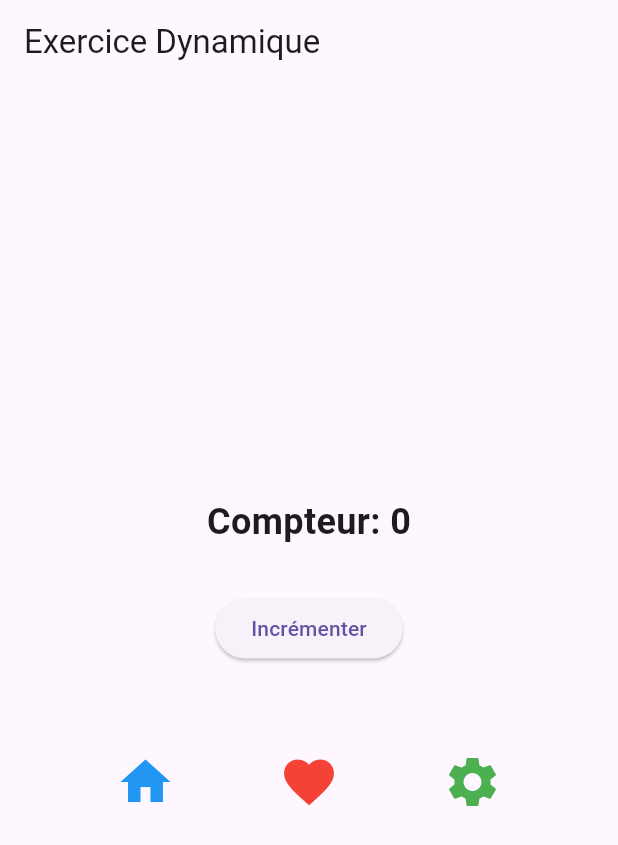
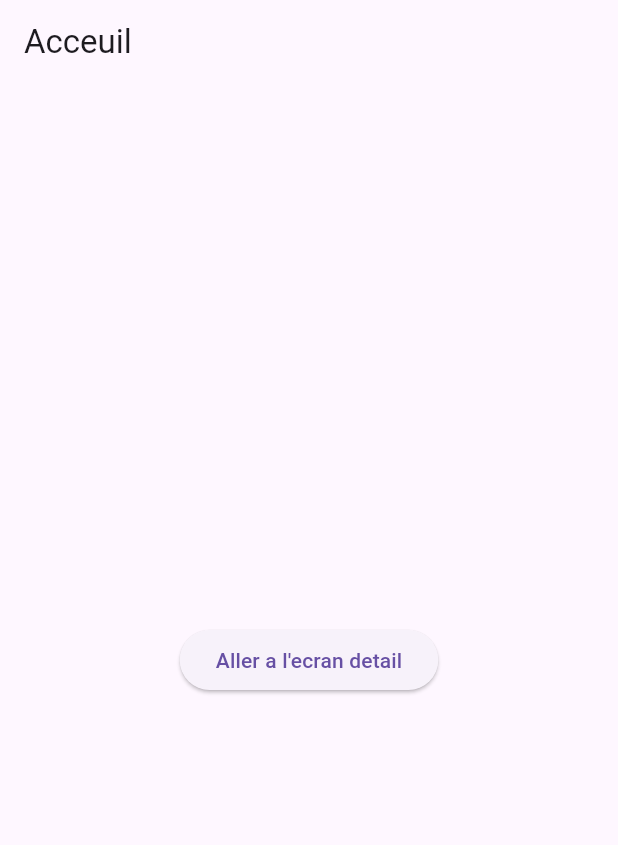
Before and after one commit to abdellahkaba/app-mobile, a Flutter app: the screen it shows after launch, on a phone screen of 412 x 824 dp. Shown: the top 845 px of the screen. Run offline on Flutter 3.47's test engine with Material 3 defaults, Android fonts, the phone set to English and light mode, and no system bars.

Commit message:
Ajout de la navigation entre HomeScreen et DetailScreen

```diff
--- a/lib/main.dart
+++ b/lib/main.dart
@@ -9,85 +9,61 @@ class MyApp extends StatelessWidget {
 
   @override
   Widget build(BuildContext context) {
-    return MaterialApp(
-      debugShowCheckedModeBanner: false,
-      home: WidgetPracticeScreen(),
+    return MaterialApp(debugShowCheckedModeBanner: false, home: HomeScreen());
+  }
+}
+
+class HomeScreen extends StatelessWidget {
+  const HomeScreen({super.key});
+
+  @override
+  Widget build(BuildContext context) {
+    return Scaffold(
+      appBar: AppBar(title: Text('Acceuil')),
+      body: Center(
+        child: ElevatedButton(
+          onPressed: () {
+            Navigator.push(
+              context,
+              MaterialPageRoute(
+                builder:
+                    (context) => DetailScreen(
+                      message: "Bonjour depuis l'ecran principal",
+                    ),
+              ),
+            );
+          },
+          child: Text("Aller a l'ecran detail"),
+        ),
+      ),
     );
   }
 }
 
-class WidgetPracticeScreen extends StatefulWidget {
-  const WidgetPracticeScreen({super.key});
+class DetailScreen extends StatelessWidget {
+  final String message;
 
-  @override
-  State<WidgetPracticeScreen> createState() => _WidgetPracticeScreenState();
-}
-
-class _WidgetPracticeScreenState extends State<WidgetPracticeScreen> {
-  int _counter = 0;
-  Color _iconColor1 = Colors.blue;
-  Color _iconColor2 = Colors.red;
-  Color _iconColor3 = Colors.green;
-
-  void _incrementCounter() {
-    setState(() {
-      _counter++;
-    });
-  }
-
-  void _toggleIconColor(int iconIndex) {
-    setState(() {
-      if (iconIndex == 1) {
-        _iconColor1 = _iconColor1 == Colors.blue ? Colors.orange : Colors.blue;
-      } else if (iconIndex == 2) {
-        _iconColor2 = _iconColor2 == Colors.red ? Colors.purple : Colors.red;
-      } else if (iconIndex == 3) {
-        _iconColor3 = _iconColor3 == Colors.green ? Colors.black : Colors.green;
-      }
-    });
-  }
+  const DetailScreen({super.key, required this.message});
 
   @override
   Widget build(BuildContext context) {
     return Scaffold(
-      appBar: AppBar(title: Text('Exercice Dynamique')),
-      body: Padding(
-        padding: EdgeInsets.all(16.0),
+      appBar: AppBar(title: Text('Écran Détails')),
+      body: Center(
         child: Column(
           mainAxisAlignment: MainAxisAlignment.center,
           children: [
-            // Le titre centré
-            Center(
-              child: Text(
-                "Compteur: $_counter",
-                style: TextStyle(fontSize: 24, fontWeight: FontWeight.bold),
-              ),
+            Text(
+              message, // Affiche le message reçu
+              style: TextStyle(fontSize: 20, fontWeight: FontWeight.bold),
+              textAlign: TextAlign.center,
             ),
-            SizedBox(height: 30),
-            // Button a incrementer
+            SizedBox(height: 20),
             ElevatedButton(
-              onPressed: _incrementCounter,
-              child: Text('Incrémenter'),
-            ),
-            SizedBox(height: 50),
-
-            //Trois icone interratives en Row
-            Row(
-              mainAxisAlignment: MainAxisAlignment.spaceEvenly,
-              children: [
-                IconButton(
-                  onPressed: () => _toggleIconColor(1),
-                  icon: Icon(Icons.home, size: 40, color: _iconColor1),
-                ),
-                IconButton(
-                  onPressed: () => _toggleIconColor(2),
-                  icon: Icon(Icons.favorite, size: 40, color: _iconColor2),
-                ),
-                IconButton(
-                  onPressed: () => _toggleIconColor(3),
-                  icon: Icon(Icons.settings, size: 40, color: _iconColor3),
-                ),
-              ],
+              onPressed: () {
+                Navigator.pop(context); // Retour à l'écran précédent
+              },
+              child: Text("Retour à l'Accueil"),
             ),
           ],
         ),
```
